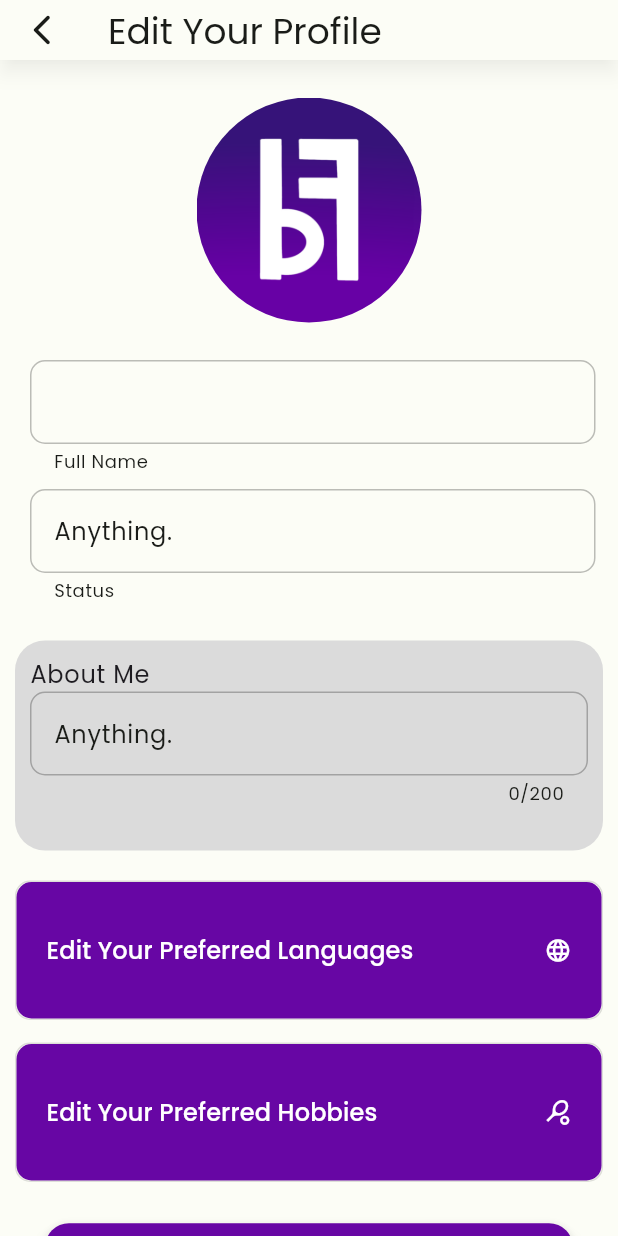
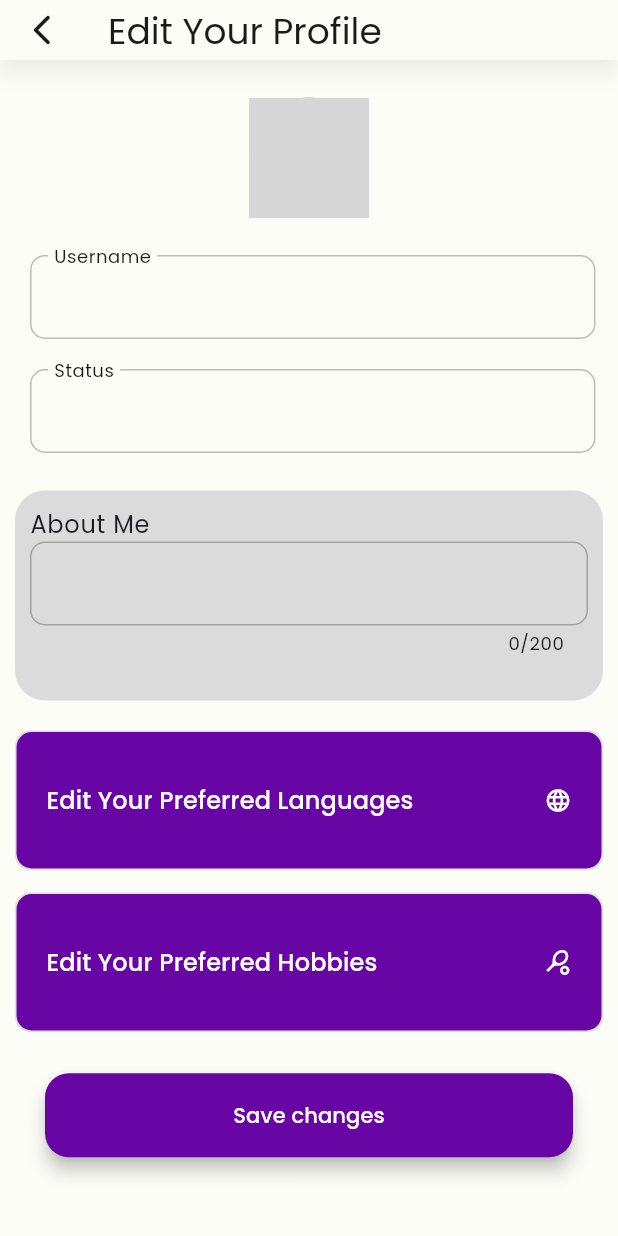
Before and after one commit to BFriends-inc/BFriends-app, a Flutter app: the ProfileEditScreen screen opened by its route, on a phone screen of 412 x 824 dp. Run offline on Flutter 3.47's test engine with Material 3 defaults, Android fonts, the phone set to English and light mode, and no system bars; our stand-ins replace animated_text_kit, cloud_firestore, firebase_auth, firebase_core, firebase_messaging, firebase_storage and 10 more; accounts and stored records are empty; network calls fail; grey boxes are pictures that could not be loaded.

Commit message:
fix edit profile

```diff
--- a/lib/model/friend.dart
+++ b/lib/model/friend.dart
@@ -10,6 +10,8 @@ class Friend {
   List<dynamic>? interests;
   bool favorite;
   bool block;
+  String? aboutMe;
+  String? status;
   Friend(
       {required this.id,
       required this.username,
@@ -17,7 +19,9 @@ class Friend {
       this.languages,
       this.interests,
       required this.favorite,
-      required this.block});
+      required this.block,
+      this.aboutMe,
+      this.status});
 
   factory Friend.fromDocument(DocumentSnapshot doc) {
     return Friend(
@@ -28,6 +32,8 @@ class Friend {
       interests: List<String>.from(doc['interests']),
       favorite: doc['favorite'],
       block: doc['block'],
+      status: doc['status'],
+      aboutMe: doc['aboutMe'],
     );
   }
 }
--- a/lib/model/user.dart
+++ b/lib/model/user.dart
@@ -18,6 +18,8 @@ class UserModel {
     required this.requests,
     required this.favorite,
     required this.block,
+    required this.status,
+    required this.aboutMe,
   });
 
   User? firebaseUser;
@@ -25,9 +27,11 @@ class UserModel {
   String? email;
   Object? joinDate;
   String? username;
-  final String? avatarURL;
+  String? avatarURL;
   final List<dynamic>? listLanguage, listInterest;
   final List<dynamic>? friends, requests, requesting, favorite, block;
+  String? status;
+  String? aboutMe;
 
   factory UserModel.fromFirestore(DocumentSnapshot doc) {
     Map data = doc.data() as Map;
@@ -46,6 +50,8 @@ class UserModel {
       requesting: data['requesting'],
       favorite: data['favorite'],
       block: data['block'],
+      status: data['status'],
+      aboutMe: data['aboutMe'],
     );
   }
 }
--- a/lib/pages/edit_profile_page.dart
+++ b/lib/pages/edit_profile_page.dart
@@ -4,8 +4,11 @@ import 'package:bfriends_app/services/navigation.dart';
 import 'package:firebase_auth/firebase_auth.dart';
 import 'package:bfriends_app/pages/profile_setup_page.dart';
 import 'package:flutter/material.dart';
+import 'package:image_picker/image_picker.dart';
 import 'package:provider/provider.dart';
+import 'package:bfriends_app/services/image_picker.dart';
 import 'package:go_router/go_router.dart';
+import 'package:bfriends_app/model/user.dart';
 import 'package:bfriends_app/widget/profileStats_card.dart';
 
 class ProfileEditScreen extends StatefulWidget {
@@ -20,7 +23,43 @@ class _ProfileEditScreenState extends State<ProfileEditScreen> {
   bool changed = false;
   List<String> _selectedItems = [];
   List<String> _selectedHobbies = [];
-  final TextEditingController fullNameController = TextEditingController();
+  final _formProfileSetupKey = GlobalKey<FormState>();
+  XFile? _selectedImage;
+
+  late TextEditingController usernameController;
+  late TextEditingController statusController;
+  late TextEditingController aboutMeController;
+
+  @override
+  void initState() {
+    super.initState();
+    usernameController = TextEditingController();
+    statusController = TextEditingController();
+    aboutMeController = TextEditingController();
+  }
+
+  @override
+  void didChangeDependencies() {
+    super.didChangeDependencies();
+    final user = Provider.of<AuthService>(context, listen: false).user;
+    if (usernameController.text.isEmpty) {
+      usernameController.text = user?.username ?? '';
+    }
+    if (statusController.text.isEmpty) {
+      statusController.text = user?.status ?? '';
+    }
+    if (aboutMeController.text.isEmpty) {
+      aboutMeController.text = user?.aboutMe ?? '';
+    }
+  }
+
+  @override
+  void dispose() {
+    usernameController.dispose();
+    statusController.dispose();
+    aboutMeController.dispose();
+    super.dispose();
+  }
 
   void _languageSelect() async {
     final List<String>? results = await showDialog(
@@ -82,14 +121,24 @@ class _ProfileEditScreenState extends State<ProfileEditScreen> {
     }
   }
 
-  void _editProfile(String newfullname) async {
+  void _editProfile(String newFullname, String newStatus, String newAboutMe) async {
     final authService = Provider.of<AuthService>(context, listen: false);
     final user = authService.user!.firebaseUser;
     await authService.storeAdditionalUserData(user, {
-      'username': newfullname,
+      'username': newFullname,
       'languages': _selectedItems,
-      'hobbies': _selectedHobbies
+      'hobbies': _selectedHobbies,
+      'userImage': _selectedImage,
+      'status': newStatus,
+      'aboutMe': newAboutMe,
     });
+  }
+
+  bool checkChanged(UserModel user, String newFullname, String? newStatus, String? newAboutMe) {
+    if(user.username != newFullname) return true;
+    if(user.status != newStatus) return true;
+    if(user.aboutMe != newAboutMe) return true;
+    return changed;
   }
 
   @override
@@ -123,7 +172,8 @@ class _ProfileEditScreenState extends State<ProfileEditScreen> {
           leading: IconButton(
             onPressed: () {
               //pop
-              changed
+              checkChanged(user!, usernameController.text, statusController.text
+                                            , aboutMeController.text)
                   ? showDialog(
                       context: context,
                       barrierDismissible: false,
@@ -175,43 +225,62 @@ class _ProfileEditScreenState extends State<ProfileEditScreen> {
           padding: const EdgeInsets.fromLTRB(10, 5, 10, 0),
           child: SingleChildScrollView(
             keyboardDismissBehavior: ScrollViewKeyboardDismissBehavior.onDrag,
-            child: Column(
+            child: Form(key: _formProfileSetupKey,
+              child: Column(
               children: [
-                Container(
-                  margin: const EdgeInsets.all(20.0),
-                  height: 150.0,
-                  width: 150.0,
-                  child: ClipOval(
-                    clipBehavior: Clip.antiAlias,
-                    child: Image.asset(
-                      'assets/images/BFriends_logo_full.png',
-                      fit: BoxFit.cover,
-                    ),
-                  ),
+                const SizedBox(height: 20,),
+                EditImagePicker(
+                  context: context,
+                  validator: (pickedImage) {
+                    if (pickedImage != null) {
+                      changed = true;
+                    }
+                    return null;
+                  },
+                  onSave: (pickedImage) {
+                    debugPrint('SAVED IMAGE');
+                    _selectedImage = pickedImage;
+                  },
                 ),
+                const SizedBox(height: 20,),
+                // Container(
+                //   margin: const EdgeInsets.all(20.0),
+                //   height: 150.0,
+                //   width: 150.0,
+                //   child: ClipOval(
+                //     clipBehavior: Clip.antiAlias,
+                //     child: Image.asset(
+                //       'assets/images/BFriends_logo_full.png',
+                //       fit: BoxFit.cover,
+                //     ),
+                //   ),
+                // ),
                 Container(
                   padding: const EdgeInsets.fromLTRB(10.0, 5.0, 5.0, 5.0),
                   child: Column(
                     crossAxisAlignment: CrossAxisAlignment.start,
                     children: [
-                      TextField(
-                        controller: fullNameController,
-                        onChanged: (value) {
-                          if (value != user?.username) {
-                            changed = true;
+                      TextFormField(
+                        // controller: fullNameController,
+                        // onChanged: (value) {
+                        //   if (value != user?.username) {
+                        //     changed = true;
+                        //   }
+                        // },
+                        controller: usernameController,
+                        onChanged: (value) {},
+                        validator: (value) {
+                          if (value == null || value.isEmpty) {
+                            debugPrint('null or empty');
+                            return 'Please enter your username';
                           }
+                          debugPrint('checking validity username');
+                          return authService.usernameChecker(value);
                         },
-                        // validator: (value) {
-                        //   if(value == null || value.isEmpty) {
-                        //     return 'Please enter your new full name';
-                        //   }
-                        //   else if(value != user?.username) {changed = true;}
-                        //   return null;
-                        // },
                         decoration: InputDecoration(
-                            labelText: user?.username,
-                            floatingLabelBehavior: FloatingLabelBehavior.never,
-                            helperText: 'Full Name',
+                            labelText: 'Username',
+                            floatingLabelBehavior: FloatingLabelBehavior.always,
+                            //helperText: 'Username',
                             border: OutlineInputBorder(
                                 borderSide: BorderSide(
                                     color:
@@ -224,20 +293,21 @@ class _ProfileEditScreenState extends State<ProfileEditScreen> {
                                 borderRadius: BorderRadius.circular(10))),
                       ),
                       const SizedBox(
-                        height: 10,
+                        height: 20,
                       ),
                       TextField(
+                        controller: statusController,
                         onChanged: (value) {
-                          debugPrint(value);
-                          if (value != 'Anything') {
-                            debugPrint('changed');
-                            changed = true;
-                          }
+                          // debugPrint(value);
+                          // if (value != user?.status) {
+                          //   debugPrint('changed');
+                          //   changed = true;
+                          // }
                         },
                         decoration: InputDecoration(
-                            labelText: 'Anything.',
-                            floatingLabelBehavior: FloatingLabelBehavior.never,
-                            helperText: 'Status',
+                            labelText: 'Status',
+                            floatingLabelBehavior: FloatingLabelBehavior.always,
+                            //helperText: 'Status',
                             border: OutlineInputBorder(
                                 borderSide: BorderSide(
                                     color:
@@ -251,7 +321,7 @@ class _ProfileEditScreenState extends State<ProfileEditScreen> {
                       ),
                     ],
                   ),
-                ),
+                  ),
                 Container(
                   padding: const EdgeInsets.fromLTRB(0, 20.0, 0, 0),
                   child: Column(children: [
@@ -272,15 +342,16 @@ class _ProfileEditScreenState extends State<ProfileEditScreen> {
                             style: theme.textTheme.bodyLarge,
                           ),
                           TextField(
+                            controller: aboutMeController,
                             onChanged: (value) {
-                              if (value != 'Anything') {
-                                changed = true;
-                              }
+                              // if (value != user?.aboutMe) {
+                              //   changed = true;
+                              // }
                             },
                             maxLines: null,
                             maxLength: 200,
                             decoration: InputDecoration(
-                                labelText: 'Anything.',
+                                //labelText: user?.aboutMe,
                                 floatingLabelBehavior:
                                     FloatingLabelBehavior.never,
                                 border: OutlineInputBorder(
@@ -449,7 +520,9 @@ class _ProfileEditScreenState extends State<ProfileEditScreen> {
                     width: double.infinity,
                     child: ElevatedButton(
                       onPressed: () {
-                        changed
+                        if(_formProfileSetupKey.currentState!.validate()){
+                        checkChanged(user!, usernameController.text, statusController.text
+                                            , aboutMeController.text)
                             ? showDialog(
                                 context: context,
                                 barrierDismissible: false,
@@ -468,10 +541,19 @@ class _ProfileEditScreenState extends State<ProfileEditScreen> {
                                     actions: <Widget>[
                                       TextButton(
                                           onPressed: () {
-                                            _editProfile((fullNameController
-                                                    .text.isEmpty)
-                                                ? user?.username ?? ''
-                                                : fullNameController.text);
+                                            debugPrint(usernameController.text);
+                                            debugPrint(statusController.text);
+                                            debugPrint(aboutMeController.text);
+                                             _formProfileSetupKey.currentState!.save();
+                                            _editProfile(usernameController.text, statusController.text
+                                            , aboutMeController.text
+                                            // _editProfile((usernameController.text.isEmpty)
+                                            //     ? user?.username ?? '' : usernameController.text,
+                                            //     (statusController.text.isEmpty)
+                                            //     ? user?.status ?? '' : statusController.text,
+                                            //     (aboutMeController.text.isEmpty)
+                                            //     ? user?.aboutMe ?? '' : aboutMeController.text
+                                                );
                                             Navigator.of(context).pop();
                                             Navigator.pop(context);
                                           },
@@ -485,6 +567,7 @@ class _ProfileEditScreenState extends State<ProfileEditScreen> {
                                   );
                                 })
                             : context.pop();
+                        }
                       },
                       child: const Text('Save changes'),
                     ),
@@ -495,6 +578,7 @@ class _ProfileEditScreenState extends State<ProfileEditScreen> {
           ),
         ),
       ),
+      ),
       backgroundColor: theme.colorScheme.background,
     );
   }
--- a/lib/pages/friend_detail_page.dart
+++ b/lib/pages/friend_detail_page.dart
@@ -250,7 +250,7 @@ class _FriendDetailPageState extends State<FriendDetailPage> {
                       child: Text(
                         widget.friend.block
                             ? 'Currently blocked'
-                            : 'Additional Info',
+                            : widget.friend.aboutMe ?? 'This friend hasn\'t written anything yet',
                         style: const TextStyle(
                             color: Colors.black, fontSize: 20.0),
                       ),
--- a/lib/pages/profile_page.dart
+++ b/lib/pages/profile_page.dart
@@ -83,14 +83,14 @@ class _ProfilePageState extends State<ProfilePage> {
                                 crossAxisAlignment: CrossAxisAlignment.start,
                                 children: [
                                   Text(
-                                    user.username!,
+                                    user.username ?? '',
                                     style: theme.textTheme.headlineSmall,
                                   ),
                                   const SizedBox(
                                     height: 10.0,
                                   ),
                                   Text(
-                                    'Anything.',
+                                    user.status ?? '',
                                     style: theme.textTheme.bodySmall,
                                   ),
                                 ],
@@ -119,7 +119,7 @@ class _ProfilePageState extends State<ProfilePage> {
                                   style: theme.textTheme.bodyMedium,
                                 ),
                                 Text(
-                                  'About me mvlajkljdklajd',
+                                  user.aboutMe ?? '',
                                   style: theme.textTheme.bodySmall,
                                 ),
                                 const SizedBox(
--- a/lib/pages/profile_setup_page.dart
+++ b/lib/pages/profile_setup_page.dart
@@ -145,6 +145,8 @@ class _ProfileSetupScreenState extends State<ProfileSetupScreen> {
       'requesting': [],
       'favorite': [],
       'block': [],
+      'status': '',
+      'aboutMe': '',
     });
     final nav = Provider.of<NavigationService>(context, listen: false);
     nav.goHome(tab: NavigationTabs.home);
--- a/lib/services/auth_service.dart
+++ b/lib/services/auth_service.dart
@@ -66,6 +66,8 @@ class AuthService extends ChangeNotifier {
           requesting: doc['requesting'],
           favorite: doc['favorite'],
           block: doc['block'],
+          status: doc['status'],
+          aboutMe: doc['aboutMe'],
         );
       }
     } catch (e) {
@@ -96,6 +98,8 @@ class AuthService extends ChangeNotifier {
           requesting: doc['requesting'],
           favorite: doc['favorite'],
           block: doc['block'],
+          status: doc['status'],
+          aboutMe: doc['aboutMe'],
         );
       }
     } catch (e) {
--- a/lib/services/image_picker.dart
+++ b/lib/services/image_picker.dart
@@ -1,7 +1,10 @@
 import 'dart:io';
+import 'package:bfriends_app/model/user.dart';
 import 'package:flutter/foundation.dart';
 import 'package:flutter/material.dart';
 import 'package:image_picker/image_picker.dart';
+import 'package:bfriends_app/services/auth_service.dart';
+import 'package:provider/provider.dart';
 
 class UserImagePicker extends FormField<XFile?> {
   UserImagePicker({
@@ -13,7 +16,7 @@ class UserImagePicker extends FormField<XFile?> {
           onSaved: onSave,
           initialValue: null,
           builder: (FormFieldState<XFile?> state) {
-            void pickImage() async {
+            void _pickImage() async {
               try {
                 final pickedImage = await ImagePicker().pickImage(
                   source: ImageSource.gallery,
@@ -31,6 +34,9 @@ class UserImagePicker extends FormField<XFile?> {
               }
             }
 
+            final authService = Provider.of<AuthService>(context, listen: false);
+            final user = authService.user;
+
             return Column(
               children: [
                 Stack(
@@ -38,13 +44,13 @@ class UserImagePicker extends FormField<XFile?> {
                     CircleAvatar(
                       radius: 40,
                       backgroundColor: Colors.grey,
-                      foregroundImage: _getForegroundImage(state),
+                      foregroundImage: _getForegroundImage(state, user),
                     ),
                     Positioned.fill(
                       child: Material(
                         color: Colors.transparent,
                         child: InkWell(
-                          onTap: pickImage,
+                          onTap: _pickImage,
                           borderRadius: BorderRadius.circular(40),
                           child: Align(
                             alignment: Alignment.bottomCenter,
@@ -79,10 +85,15 @@ class UserImagePicker extends FormField<XFile?> {
           },
         );
 
-  static ImageProvider? _getForegroundImage(FormFieldState<XFile?> state) {
-    if (state.value == null) {
+  static ImageProvider? _getForegroundImage(FormFieldState<XFile?> state, UserModel? user) {
+
+    if (state.value == null && user == null) {
       return null;
     }
+    else if(state.value == null && user != null) {
+      return Image.network(user.avatarURL.toString()).image;
+    }
+
     if (kIsWeb) {
       return NetworkImage(state.value!.path);
     } else {
@@ -90,3 +101,96 @@ class UserImagePicker extends FormField<XFile?> {
     }
   }
 }
+
+class EditImagePicker extends FormField<XFile?> {
+  EditImagePicker({
+    super.key,
+    required void Function(XFile? pickedImage) onSave,
+    required String? Function(XFile? pickedImage) super.validator,
+    required BuildContext context,
+  }) : super(
+          onSaved: onSave,
+          initialValue: null,
+          builder: (FormFieldState<XFile?> state) {
+            void _pickImage() async {
+              try {
+                final pickedImage = await ImagePicker().pickImage(
+                  source: ImageSource.gallery,
+                  imageQuality: 50,
+                  maxWidth: 150,
+                );
+
+                if (pickedImage == null) {
+                  return;
+                }
+
+                state.didChange(pickedImage);
+              } catch (error) {
+                debugPrint('Error picking image: $error');
+              }
+            }
+
+            final authService = Provider.of<AuthService>(context, listen: false);
+            final user = authService.user;
+
+            return Column(
+              children: [
+                Stack(
+                  children: [
+                    CircleAvatar(
+                      radius: 40,
+                      backgroundColor: Colors.grey,
+                      foregroundImage: _getForegroundImage(state, user),
+                    ),
+                    Positioned.fill(
+                      child: Material(
+                        color: Colors.transparent,
+                        child: InkWell(
+                          onTap: _pickImage,
+                          borderRadius: BorderRadius.circular(40),
+                          child: Align(
+                            alignment: Alignment.bottomCenter,
+                            child: Padding(
+                              padding: const EdgeInsets.only(bottom: 8.0),
+                              child: Icon(
+                                Icons.upload,
+                                color: Theme.of(context).colorScheme.onPrimary,
+                              ),
+                            ),
+                          ),
+                        ),
+                      ),
+                    ),
+                  ],
+                ),
+                if (state.hasError)
+                  Padding(
+                    padding: const EdgeInsets.only(top: 8.0),
+                    child: Text(
+                      state.errorText!,
+                      style:
+                          Theme.of(context).inputDecorationTheme.prefixStyle ??
+                              Theme.of(context).textTheme.labelMedium?.copyWith(
+                                    fontWeight: FontWeight.w400,
+                                    color: Theme.of(context).colorScheme.error,
+                                  ),
+                    ),
+                  ),
+              ],
+            );
+          },
+        );
+
+  static ImageProvider? _getForegroundImage(FormFieldState<XFile?> state, UserModel? user) {
+
+    if(state.value == null && user != null) {
+      return Image.network(user.avatarURL.toString()).image;
+    }
+
+    if (kIsWeb) {
+      return NetworkImage(state.value!.path);
+    } else {
+      return FileImage(File(state.value!.path));
+    }
+  }
+}
```
Also changed, not shown: lib/pages/accept_friend.dart (+61 -11 lines), lib/pages/add_friend.dart (+5 -3 lines).
